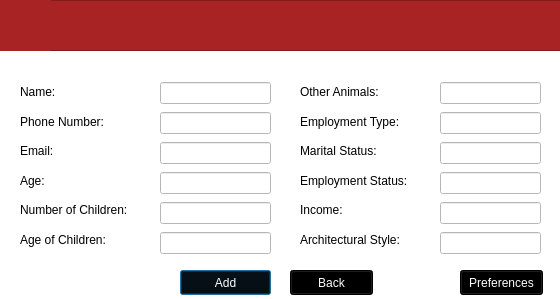
The window that editclientdetailsview.ui (maliklewis/comp3004) describes before a commit, drawn with Qt 5.
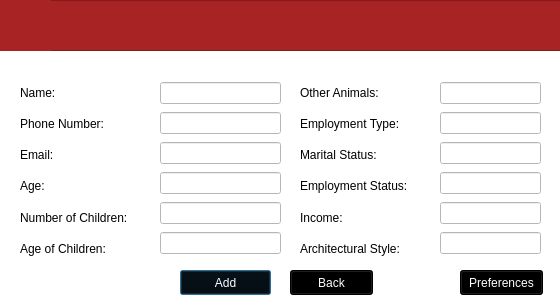
The same window after the commit. Icons and pictures are not drawn.

Diff of the .ui file:
```diff
--- a/editclientdetailsview.ui
+++ b/editclientdetailsview.ui
@@ -51,7 +51,7 @@
     <rect>
      <x>160</x>
      <y>80</y>
-     <width>111</width>
+     <width>121</width>
      <height>182</height>
     </rect>
    </property>
@@ -82,7 +82,7 @@
      <x>300</x>
      <y>80</y>
      <width>135</width>
-     <height>171</height>
+     <height>181</height>
     </rect>
    </property>
    <layout class="QVBoxLayout" name="verticalLayout_3">
@@ -215,7 +215,7 @@
      <x>20</x>
      <y>80</y>
      <width>134</width>
-     <height>171</height>
+     <height>181</height>
     </rect>
    </property>
    <layout class="QVBoxLayout" name="verticalLayout">
```
